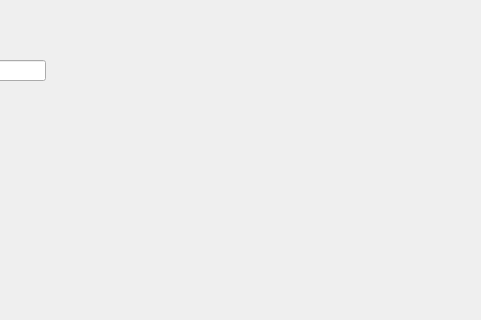
Qt form homework/widget.ui (treehole-Y/Qhomework) before a commit; both pictures show x 395 to 876 and y 0 to 320 of the 1290 by 644 pixel window.
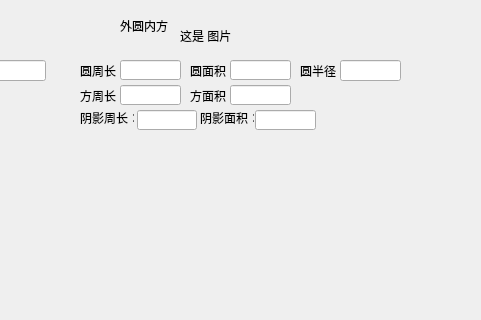
The same form after that commit. The open tabs and pages were chosen to show the change.

Patch:
```diff
--- a/homework/widget.ui
+++ b/homework/widget.ui
@@ -272,6 +272,238 @@
       <string>这是 图片</string>
      </property>
     </widget>
+    <widget class="QLabel" name="label_9">
+     <property name="geometry">
+      <rect>
+       <x>595</x>
+       <y>65</y>
+       <width>54</width>
+       <height>12</height>
+      </rect>
+     </property>
+     <property name="text">
+      <string>圆半径：</string>
+     </property>
+    </widget>
+    <widget class="QLineEdit" name="graphic_lineE_14">
+     <property name="geometry">
+      <rect>
+       <x>635</x>
+       <y>60</y>
+       <width>61</width>
+       <height>21</height>
+      </rect>
+     </property>
+     <property name="font">
+      <font>
+       <family>Arial</family>
+       <pointsize>8</pointsize>
+      </font>
+     </property>
+    </widget>
+    <widget class="QLabel" name="label_10">
+     <property name="geometry">
+      <rect>
+       <x>415</x>
+       <y>20</y>
+       <width>54</width>
+       <height>12</height>
+      </rect>
+     </property>
+     <property name="text">
+      <string>外圆内方</string>
+     </property>
+    </widget>
+    <widget class="QLabel" name="label_11">
+     <property name="geometry">
+      <rect>
+       <x>485</x>
+       <y>90</y>
+       <width>54</width>
+       <height>12</height>
+      </rect>
+     </property>
+     <property name="text">
+      <string>方面积：</string>
+     </property>
+    </widget>
+    <widget class="QLabel" name="label_12">
+     <property name="geometry">
+      <rect>
+       <x>375</x>
+       <y>90</y>
+       <width>54</width>
+       <height>12</height>
+      </rect>
+     </property>
+     <property name="text">
+      <string>方周长：</string>
+     </property>
+    </widget>
+    <widget class="QLineEdit" name="graphic_lineE_10">
+     <property name="geometry">
+      <rect>
+       <x>415</x>
+       <y>85</y>
+       <width>61</width>
+       <height>20</height>
+      </rect>
+     </property>
+     <property name="font">
+      <font>
+       <family>Arial</family>
+       <pointsize>8</pointsize>
+      </font>
+     </property>
+    </widget>
+    <widget class="QLineEdit" name="graphic_lineE_11">
+     <property name="geometry">
+      <rect>
+       <x>525</x>
+       <y>85</y>
+       <width>61</width>
+       <height>20</height>
+      </rect>
+     </property>
+     <property name="font">
+      <font>
+       <family>Arial</family>
+       <pointsize>8</pointsize>
+      </font>
+     </property>
+    </widget>
+    <widget class="QLabel" name="label_13">
+     <property name="geometry">
+      <rect>
+       <x>485</x>
+       <y>65</y>
+       <width>54</width>
+       <height>12</height>
+      </rect>
+     </property>
+     <property name="text">
+      <string>圆面积：</string>
+     </property>
+    </widget>
+    <widget class="QLabel" name="label_14">
+     <property name="geometry">
+      <rect>
+       <x>375</x>
+       <y>112</y>
+       <width>54</width>
+       <height>12</height>
+      </rect>
+     </property>
+     <property name="text">
+      <string>阴影周长：</string>
+     </property>
+    </widget>
+    <widget class="QLineEdit" name="graphic_lineE_12">
+     <property name="geometry">
+      <rect>
+       <x>432</x>
+       <y>110</y>
+       <width>60</width>
+       <height>20</height>
+      </rect>
+     </property>
+     <property name="font">
+      <font>
+       <family>Arial</family>
+       <pointsize>8</pointsize>
+      </font>
+     </property>
+    </widget>
+    <widget class="QLabel" name="garpaic_image_2">
+     <property name="enabled">
+      <bool>true</bool>
+     </property>
+     <property name="geometry">
+      <rect>
+       <x>475</x>
+       <y>10</y>
+       <width>61</width>
+       <height>51</height>
+      </rect>
+     </property>
+     <property name="text">
+      <string>这是 图片</string>
+     </property>
+    </widget>
+    <widget class="QLabel" name="label_15">
+     <property name="geometry">
+      <rect>
+       <x>495</x>
+       <y>112</y>
+       <width>54</width>
+       <height>12</height>
+      </rect>
+     </property>
+     <property name="text">
+      <string>阴影面积：</string>
+     </property>
+    </widget>
+    <widget class="QLabel" name="label_16">
+     <property name="geometry">
+      <rect>
+       <x>375</x>
+       <y>65</y>
+       <width>54</width>
+       <height>12</height>
+      </rect>
+     </property>
+     <property name="text">
+      <string>圆周长：</string>
+     </property>
+    </widget>
+    <widget class="QLineEdit" name="graphic_lineE_9">
+     <property name="geometry">
+      <rect>
+       <x>525</x>
+       <y>60</y>
+       <width>61</width>
+       <height>20</height>
+      </rect>
+     </property>
+     <property name="font">
+      <font>
+       <family>Arial</family>
+       <pointsize>8</pointsize>
+      </font>
+     </property>
+    </widget>
+    <widget class="QLineEdit" name="graphic_lineE_8">
+     <property name="geometry">
+      <rect>
+       <x>415</x>
+       <y>60</y>
+       <width>61</width>
+       <height>20</height>
+      </rect>
+     </property>
+     <property name="font">
+      <font>
+       <family>Arial</family>
+       <pointsize>8</pointsize>
+      </font>
+     </property>
+    </widget>
+    <widget class="QLineEdit" name="graphic_lineE_13">
+     <property name="geometry">
+      <rect>
+       <x>550</x>
+       <y>110</y>
+       <width>61</width>
+       <height>20</height>
+      </rect>
+     </property>
+     <property name="font">
+      <font>
+       <family>Arial</family>
+       <pointsize>8</pointsize>
+      </font>
+     </property>
+    </widget>
    </widget>
   </widget>
   <widget class="QPushButton" name="btn_calculate">
```
